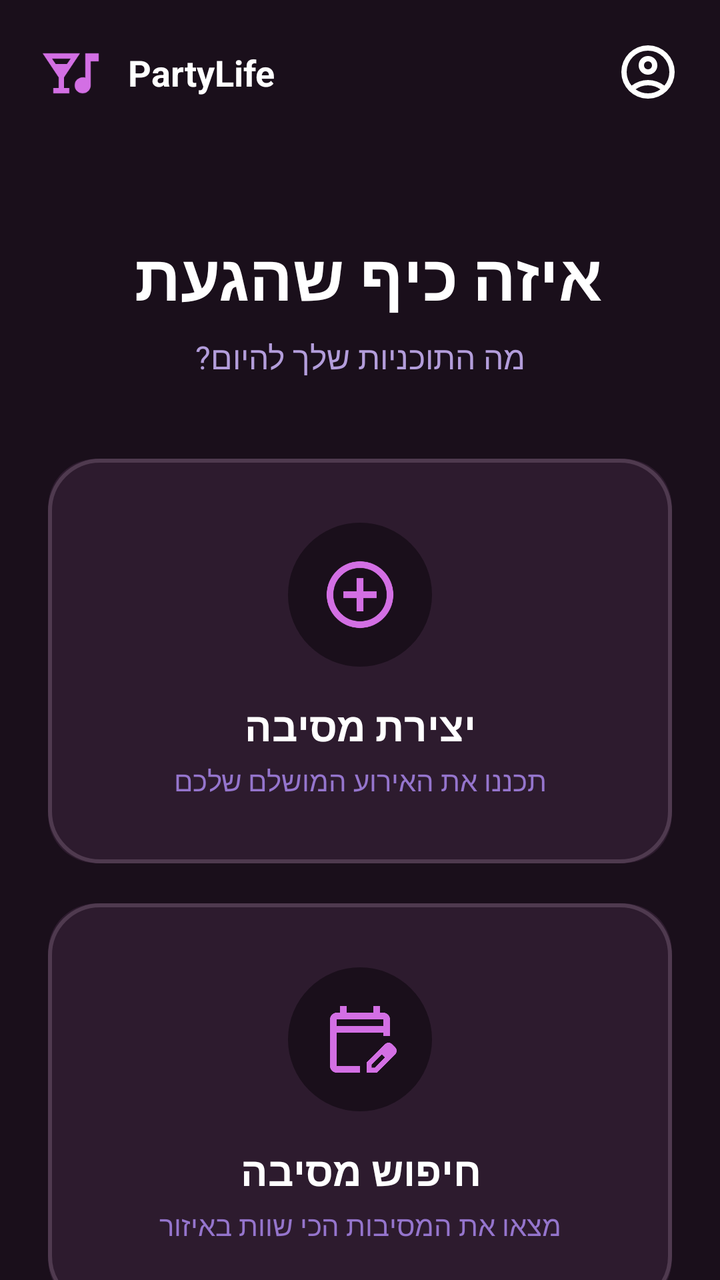
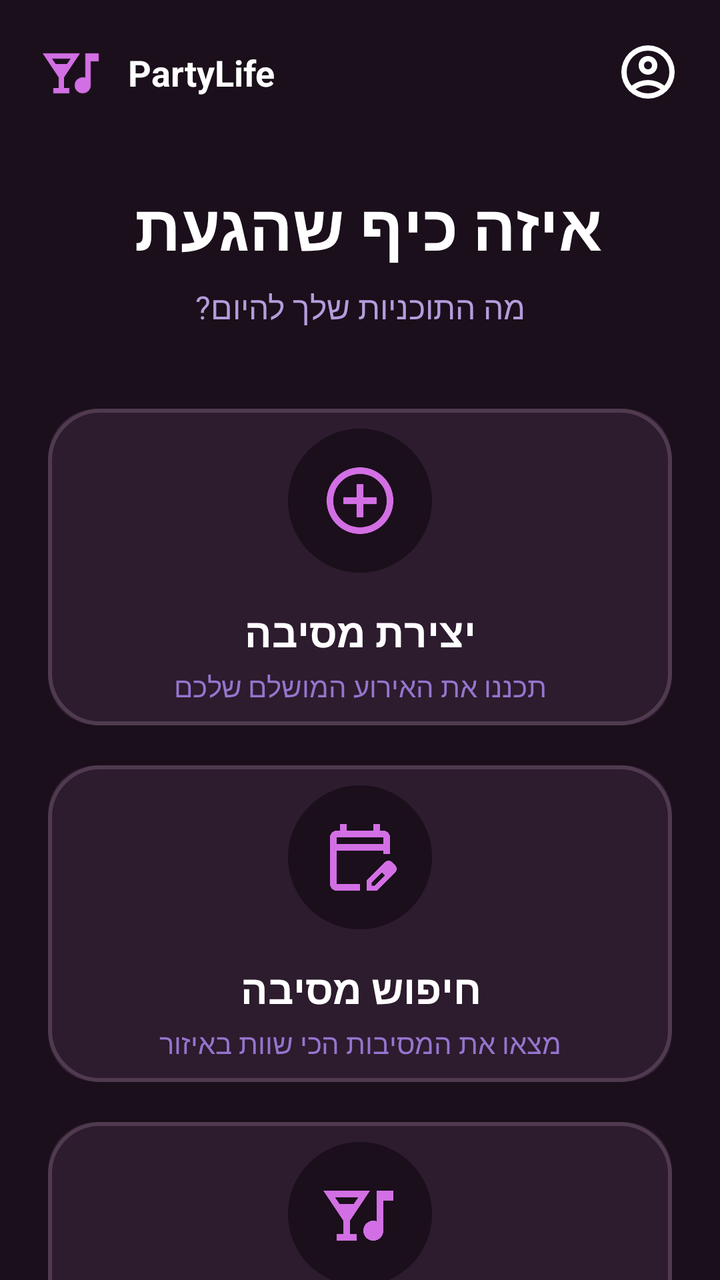

Two renders of the same Android screen: before a commit and after it. Below are the layout's source before the change and the commit's diff.
<!-- AndroidManifest.xml: application theme Theme.PartyLife -->
<!-- res/layout/activity_open_page.xml -->
<?xml version="1.0" encoding="utf-8"?>
<androidx.constraintlayout.widget.ConstraintLayout xmlns:android="http://schemas.android.com/apk/res/android"
    xmlns:app="http://schemas.android.com/apk/res-auto"
    xmlns:tools="http://schemas.android.com/tools"
    android:layout_width="match_parent"
    android:layout_height="match_parent"
    android:id="@+id/openpage"
    android:background="#1A0F1B"
    android:layoutDirection="rtl">

    
    
    <ImageView
        android:id="@+id/ivSettings"
        android:layout_width="40dp"
        android:layout_height="40dp"
        android:layout_marginStart="16dp"
        android:layout_marginTop="16dp"
        android:padding="4dp"
        android:src="@drawable/personimeg"
        app:tint="#FFFFFF"
        app:layout_constraintStart_toStartOf="parent"
        app:layout_constraintTop_toTopOf="parent" />

    <ImageView
        android:id="@+id/ivLogo"
        android:layout_width="40dp"
        android:layout_height="40dp"
        android:layout_marginEnd="16dp"
        android:layout_marginTop="16dp"
        android:padding="4dp"
        android:src="@drawable/partyicon"
        app:tint="#D36FE4"
        app:layout_constraintEnd_toEndOf="parent"
        app:layout_constraintTop_toTopOf="parent" />

    <TextView
        android:id="@+id/tvAppName"
        android:layout_width="wrap_content"
        android:layout_height="wrap_content"
        android:layout_marginEnd="8dp"
        android:text="PartyLife"
        android:textColor="#FFFFFF"
        android:textSize="18sp"
        android:textStyle="bold"
        app:layout_constraintBottom_toBottomOf="@id/ivLogo"
        app:layout_constraintEnd_toStartOf="@id/ivLogo"
        app:layout_constraintTop_toTopOf="@id/ivLogo" />

    
    <TextView
        android:id="@+id/tvWelcome"
        android:layout_width="wrap_content"
        android:layout_height="wrap_content"
        android:layout_marginTop="60dp"
        android:text="איזה כיף שהגעת "
        android:textColor="#FFFFFF"
        android:textSize="32sp"
        android:textStyle="bold"
        app:layout_constraintEnd_toEndOf="parent"
        app:layout_constraintStart_toStartOf="parent"
        app:layout_constraintTop_toBottomOf="@id/ivLogo" />

    <TextView
        android:id="@+id/tvSubtitle"
        android:layout_width="wrap_content"
        android:layout_height="wrap_content"
        android:layout_marginTop="8dp"
        android:text="מה התוכניות שלך להיום?"
        android:textColor="#B39DDB"
        android:textSize="16sp"
        app:layout_constraintEnd_toEndOf="parent"
        app:layout_constraintStart_toStartOf="parent"
        app:layout_constraintTop_toBottomOf="@id/tvWelcome" />

    
    <androidx.cardview.widget.CardView
        android:id="@+id/cvCreateParty"
        android:layout_width="0dp"
        android:layout_height="wrap_content"
        android:layout_marginStart="24dp"
        android:layout_marginTop="40dp"
        android:layout_marginEnd="24dp"
        app:cardBackgroundColor="#2D1B2E"
        app:cardCornerRadius="24dp"
        app:cardElevation="0dp"
        app:layout_constraintEnd_toEndOf="parent"
        app:layout_constraintStart_toStartOf="parent"
        app:layout_constraintTop_toBottomOf="@id/tvSubtitle">

        <androidx.constraintlayout.widget.ConstraintLayout
            android:layout_width="match_parent"
            android:layout_height="wrap_content"
            android:padding="32dp"
            android:background="@drawable/button_outline">

            <ImageView
                android:id="@+id/ivCreateIcon"
                android:layout_width="72dp"
                android:layout_height="72dp"
                android:padding="16dp"
                android:background="@drawable/circle_icon_background"
                android:backgroundTint="#1A0F1B"
                android:src="@drawable/add_circle_24dp_ffffff_fill0_wght400_grad0_opsz24"
                app:tint="#D36FE4"
                app:layout_constraintEnd_toEndOf="parent"
                app:layout_constraintStart_toStartOf="parent"
                app:layout_constraintTop_toTopOf="parent" />

            <TextView
                android:id="@+id/tvCreateTitle"
                android:layout_width="wrap_content"
                android:layout_height="wrap_content"
                android:layout_marginTop="16dp"
                android:text="יצירת מסיבה"
                android:textColor="#FFFFFF"
                android:textSize="20sp"
                android:textStyle="bold"
                app:layout_constraintEnd_toEndOf="parent"
                app:layout_constraintStart_toStartOf="parent"
                app:layout_constraintTop_toBottomOf="@id/ivCreateIcon" />

            <TextView
                android:id="@+id/tvCreateSubtitle"
                android:layout_width="wrap_content"
                android:layout_height="wrap_content"
                android:layout_marginTop="4dp"
                android:text="תכננו את האירוע המושלם שלכם"
                android:textColor="#9575CD"
                android:textSize="14sp"
                app:layout_constraintEnd_toEndOf="parent"
                app:layout_constraintStart_toStartOf="parent"
                app:layout_constraintTop_toBottomOf="@id/tvCreateTitle" />

        </androidx.constraintlayout.widget.ConstraintLayout>

    </androidx.cardview.widget.CardView>

    
    <androidx.cardview.widget.CardView
        android:id="@+id/cvPlanParty"
        android:layout_width="0dp"
        android:layout_height="wrap_content"
        android:layout_marginStart="24dp"
        android:layout_marginTop="20dp"
        android:layout_marginEnd="24dp"
        app:cardBackgroundColor="#2D1B2E"
        app:cardCornerRadius="24dp"
        app:cardElevation="0dp"
        app:layout_constraintEnd_toEndOf="parent"
        app:layout_constraintStart_toStartOf="parent"
        app:layout_constraintTop_toBottomOf="@id/cvCreateParty">

        <androidx.constraintlayout.widget.ConstraintLayout
            android:layout_width="match_parent"
            android:layout_height="wrap_content"
            android:padding="32dp"
            android:background="@drawable/button_outline">

            <ImageView
                android:id="@+id/ivPlanIcon"
                android:layout_width="72dp"
                android:layout_height="72dp"
                android:padding="16dp"
                android:background="@drawable/circle_icon_background"
                android:backgroundTint="#1A0F1B"
                android:src="@drawable/planicon"
                app:tint="#D36FE4"
                app:layout_constraintEnd_toEndOf="parent"
                app:layout_constraintStart_toStartOf="parent"
                app:layout_constraintTop_toTopOf="parent" />

            <TextView
                android:id="@+id/tvPlanTitle"
                android:layout_width="wrap_content"
                android:layout_height="wrap_content"
                android:layout_marginTop="16dp"
                android:text="חיפוש מסיבה"
                android:textColor="#FFFFFF"
                android:textSize="20sp"
                android:textStyle="bold"
                app:layout_constraintEnd_toEndOf="parent"
                app:layout_constraintStart_toStartOf="parent"
                app:layout_constraintTop_toBottomOf="@id/ivPlanIcon" />

            <TextView
                android:id="@+id/tvPlanSubtitle"
                android:layout_width="wrap_content"
                android:layout_height="wrap_content"
                android:layout_marginTop="4dp"
                android:text="מצאו את המסיבות הכי שוות באיזור"
                android:textColor="#9575CD"
                android:textSize="14sp"
                app:layout_constraintEnd_toEndOf="parent"
                app:layout_constraintStart_toStartOf="parent"
                app:layout_constraintTop_toBottomOf="@id/tvPlanTitle" />

        </androidx.constraintlayout.widget.ConstraintLayout>

    </androidx.cardview.widget.CardView>

</androidx.constraintlayout.widget.ConstraintLayout>
<!-- resources referenced by this layout -->
<resources>
  <!-- drawable add_circle_24dp_ffffff_fill0_wght400_grad0_opsz24 (drawable) -->
  <vector xmlns:android="http://schemas.android.com/apk/res/android"
      android:width="24dp"
      android:height="24dp"
      android:viewportWidth="960"
      android:viewportHeight="960">
    <path
        android:pathData="M440,680h80v-160h160v-80L520,440v-160h-80v160L280,440v80h160v160ZM480,880q-83,0 -156,-31.5T197,763q-54,-54 -85.5,-127T80,480q0,-83 31.5,-156T197,197q54,-54 127,-85.5T480,80q83,0 156,31.5T763,197q54,54 85.5,127T880,480q0,83 -31.5,156T763,763q-54,54 -127,85.5T480,880ZM480,800q134,0 227,-93t93,-227q0,-134 -93,-227t-227,-93q-134,0 -227,93t-93,227q0,134 93,227t227,93ZM480,480Z"
        android:fillColor="#FFFFFF"/>
  </vector>
  <!-- drawable button_outline (drawable) -->
  <?xml version="1.0" encoding="utf-8"?>
  <shape xmlns:android="http://schemas.android.com/apk/res/android"
      android:shape="rectangle">
      <solid android:color="@android:color/transparent"/> <corners android:radius="25dp"/> <stroke
      android:width="2dp"
  
      android:color="#4F3A4F"
  
      /> </shape>
  <!-- drawable circle_icon_background (drawable) -->
  <?xml version="1.0" encoding="utf-8"?>
  <shape xmlns:android="http://schemas.android.com/apk/res/android"
      android:shape="oval">
      <solid android:color="#8A304F"/>
      <size
          android:width="64dp"
          android:height="64dp"/>
  </shape>
  <!-- drawable partyicon (drawable) -->
  <vector xmlns:android="http://schemas.android.com/apk/res/android"
      android:width="24dp"
      android:height="24dp"
      android:viewportWidth="960"
      android:viewportHeight="960">
    <path
        android:pathData="M200,800v-80h80v-160L40,200h560L360,560v160h80v80L200,800ZM236,360h168l56,-80L180,280l56,80ZM640,800q-50,0 -85,-35t-35,-85q0,-50 35,-85t85,-35q11,0 21,1.5t19,6.5v-368h200v120L760,320v360q0,50 -35,85t-85,35Z"
        android:fillColor="#FFFFFF"/>
  </vector>
  <!-- drawable personimeg (drawable) -->
  <vector xmlns:android="http://schemas.android.com/apk/res/android"
      android:width="24dp"
      android:height="24dp"
      android:viewportWidth="960"
      android:viewportHeight="960">
    <path
        android:pathData="M234,684q51,-39 114,-61.5T480,600q69,0 132,22.5T726,684q35,-41 54.5,-93T800,480q0,-133 -93.5,-226.5T480,160q-133,0 -226.5,93.5T160,480q0,59 19.5,111t54.5,93ZM480,520q-59,0 -99.5,-40.5T340,380q0,-59 40.5,-99.5T480,240q59,0 99.5,40.5T620,380q0,59 -40.5,99.5T480,520ZM480,880q-83,0 -156,-31.5T197,763q-54,-54 -85.5,-127T80,480q0,-83 31.5,-156T197,197q54,-54 127,-85.5T480,80q83,0 156,31.5T763,197q54,54 85.5,127T880,480q0,83 -31.5,156T763,763q-54,54 -127,85.5T480,880ZM480,800q53,0 100,-15.5t86,-44.5q-39,-29 -86,-44.5T480,680q-53,0 -100,15.5T294,740q39,29 86,44.5T480,800ZM480,440q26,0 43,-17t17,-43q0,-26 -17,-43t-43,-17q-26,0 -43,17t-17,43q0,26 17,43t43,17ZM480,380ZM480,740Z"
        android:fillColor="#FFFFFF"/>
  </vector>
  <!-- drawable planicon (drawable) -->
  <vector xmlns:android="http://schemas.android.com/apk/res/android"
      android:width="24dp"
      android:height="24dp"
      android:viewportWidth="960"
      android:viewportHeight="960">
    <path
        android:pathData="M200,880q-33,0 -56.5,-23.5T120,800v-560q0,-33 23.5,-56.5T200,160h40v-80h80v80h320v-80h80v80h40q33,0 56.5,23.5T840,240v200h-80v-40L200,400v400h280v80L200,880ZM200,320h560v-80L200,240v80ZM200,320v-80,80ZM560,880v-123l221,-220q9,-9 20,-13t22,-4q12,0 23,4.5t20,13.5l37,37q8,9 12.5,20t4.5,22q0,11 -4,22.5T903,660L683,880L560,880ZM860,617 L823,580 860,617ZM620,820h38l121,-122 -18,-19 -19,-18 -122,121v38ZM761,679 L742,661 779,698 761,679Z"
        android:fillColor="#FFFFFF"/>
  </vector>
  <style name="Theme.PartyLife" parent="Base.Theme.PartyLife" />
  <style name="Base.Theme.PartyLife" parent="Theme.Material3.Dark.NoActionBar">
        
  
      </style>
</resources>

<!-- the commit's change to res/layout/activity_open_page.xml (unified diff, before → after) -->
@@ -9,7 +9,7 @@
     android:layoutDirection="rtl">
 
     
-    
+
     <ImageView
         android:id="@+id/ivSettings"
         android:layout_width="40dp"
@@ -52,7 +52,7 @@
         android:id="@+id/tvWelcome"
         android:layout_width="wrap_content"
         android:layout_height="wrap_content"
-        android:layout_marginTop="60dp"
+        android:layout_marginTop="35dp"
         android:text="איזה כיף שהגעת "
         android:textColor="#FFFFFF"
         android:textSize="32sp"
@@ -91,7 +91,7 @@
         <androidx.constraintlayout.widget.ConstraintLayout
             android:layout_width="match_parent"
             android:layout_height="wrap_content"
-            android:padding="32dp"
+            android:padding="10dp"
             android:background="@drawable/button_outline">
 
             <ImageView
@@ -136,6 +136,71 @@
 
     </androidx.cardview.widget.CardView>
 
+
+    <androidx.cardview.widget.CardView
+    android:id="@+id/cvMyParties"
+    android:layout_width="0dp"
+    android:layout_height="wrap_content"
+    android:layout_marginStart="24dp"
+    android:layout_marginTop="20dp"
+    android:layout_marginEnd="24dp"
+    app:cardBackgroundColor="#2D1B2E"
+    app:cardCornerRadius="24dp"
+    app:cardElevation="0dp"
+    app:layout_constraintEnd_toEndOf="parent"
+    app:layout_constraintStart_toStartOf="parent"
+    app:layout_constraintTop_toBottomOf="@id/cvPlanParty">
+
+    <androidx.constraintlayout.widget.ConstraintLayout
+        android:layout_width="match_parent"
+        android:layout_height="wrap_content"
+        android:padding="10dp"
+        android:background="@drawable/button_outline">
+
+        <ImageView
+            android:id="@+id/ivMyPartiesIcon"
+            android:layout_width="72dp"
+            android:layout_height="72dp"
+            android:padding="16dp"
+            android:background="@drawable/circle_icon_background"
+            android:backgroundTint="#1A0F1B"
+            android:src="@drawable/partyicon"
+            app:tint="#D36FE4"
+            app:layout_constraintEnd_toEndOf="parent"
+            app:layout_constraintStart_toStartOf="parent"
+            app:layout_constraintTop_toTopOf="parent" />
+
+        <TextView
+            android:id="@+id/tvMyPartiesTitle"
+            android:layout_width="wrap_content"
+            android:layout_height="wrap_content"
+            android:layout_marginTop="16dp"
+            android:text="המסיבות שלי"
+            android:textColor="#FFFFFF"
+            android:textSize="20sp"
+            android:textStyle="bold"
+            app:layout_constraintEnd_toEndOf="parent"
+            app:layout_constraintStart_toStartOf="parent"
+            app:layout_constraintTop_toBottomOf="@id/ivMyPartiesIcon" />
+
+        <TextView
+            android:id="@+id/tvMyPartiesSubtitle"
+            android:layout_width="wrap_content"
+            android:layout_height="wrap_content"
+            android:layout_marginTop="4dp"
+            android:text="נהלו את המסיבות שפרסמתם"
+            android:textColor="#9575CD"
+            android:textSize="14sp"
+            app:layout_constraintEnd_toEndOf="parent"
+            app:layout_constraintStart_toStartOf="parent"
+            app:layout_constraintTop_toBottomOf="@id/tvMyPartiesTitle" />
+
+    </androidx.constraintlayout.widget.ConstraintLayout>
+
+</androidx.cardview.widget.CardView>
+
+
+
     
     <androidx.cardview.widget.CardView
         android:id="@+id/cvPlanParty"
@@ -154,7 +219,7 @@
         <androidx.constraintlayout.widget.ConstraintLayout
             android:layout_width="match_parent"
             android:layout_height="wrap_content"
-            android:padding="32dp"
+            android:padding="10dp"
             android:background="@drawable/button_outline">
 
             <ImageView
